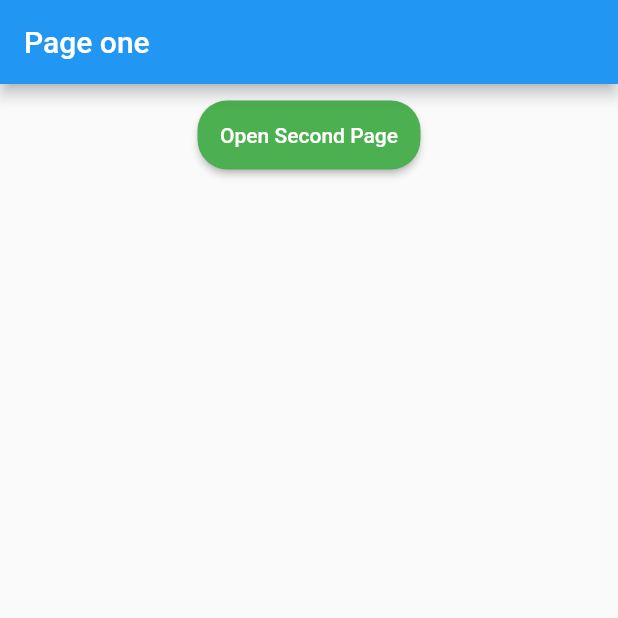
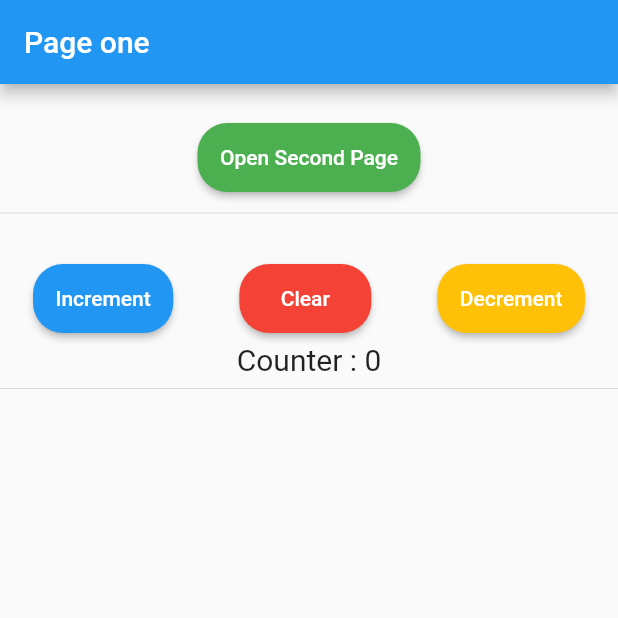
Before and after one commit to Eng-MahmoudBasuony/test_get_x_package, a Flutter app: the screen it shows after launch, on a phone screen of 412 x 824 dp, the top half of it. Run offline on Flutter 3.47's test engine with Material 2 defaults, Android fonts, the phone set to English and light mode, and no system bars; our stand-ins replace get.

Commit message:
simple ex state management

```diff
--- a/lib/controler/couter_controler.dart
+++ b/lib/controler/couter_controler.dart
@@ -32,6 +32,15 @@ class CounterController extends GetxController
     counter++;
     update(); //--like NotifierListener() in Provider
   }
-
+  void decDecrementCounter()
+  {
+    counter--;
+    update(); //--like NotifierListener() in Provider
+  }
+  void clearCounter()
+  {
+    counter=0;
+    update(); //--like NotifierListener() in Provider
+  }
 
 }
--- a/lib/pages/page_one.dart
+++ b/lib/pages/page_one.dart
@@ -1,5 +1,6 @@
 import 'package:flutter/material.dart';
 import 'package:get/get.dart';
+import 'package:test_get_x_package/controler/couter_controler.dart';
 import 'package:test_get_x_package/pages/page_two.dart';
 import 'package:test_get_x_package/widget/custom_button.dart';
 
@@ -23,7 +24,10 @@ class _PageOneState extends State<PageOne> {
         child: Column(
           mainAxisAlignment: MainAxisAlignment.center,
           children: [
-            CustomButton(
+            SizedBox(height: 20,),
+            GetBuilder<CounterController>(
+              init: CounterController(),
+              builder: (value)=> CustomButton(
                 background: Colors.green,
                 colorText: Colors.white,
                 onPressed: () {
@@ -31,8 +35,46 @@ class _PageOneState extends State<PageOne> {
                 },
                 text: 'Open Second Page',
               ),
-            SizedBox(height: 20,)
-
+            ),
+            Divider(),
+            SizedBox(height: 20,),
+            GetBuilder<CounterController>(
+              init: CounterController(),
+              builder: (value)=> Row(
+                mainAxisAlignment: MainAxisAlignment.spaceAround,
+                children: [
+                CustomButton(
+                  background: Colors.blue,
+                  colorText: Colors.white,
+                  onPressed: ()
+                  {
+                    value.inCrement();
+                  },
+                  text: 'Increment',
+                ),
+                CustomButton(
+                  background: Colors.red,
+                  colorText: Colors.white,
+                  onPressed: ()
+                  {
+                    value.clearCounter();
+                  },
+                  text: 'Clear',
+                ),
+                  CustomButton(
+                    background: Colors.amber,
+                    colorText: Colors.white,
+                    onPressed: ()
+                    {
+                      value.decDecrementCounter();
+                    },
+                    text: 'Decrement',
+                  ),
+              ],),
+            ),
+            GetBuilder<CounterController>(
+                builder:(value)=> Center(child: Text('Counter : ${value.counter}',style: TextStyle(fontSize: 20),))),
+            Divider(),
           ],
         ),
       ),
--- a/lib/widget/custom_button.dart
+++ b/lib/widget/custom_button.dart
@@ -17,7 +17,7 @@ class CustomButton extends StatelessWidget {
   Widget build(BuildContext context) {
     return Container(
       alignment: alignment,
-      margin: EdgeInsets.all(10),
+      margin: EdgeInsets.all(5),
       child: RaisedButton(
         shape: RoundedRectangleBorder(borderRadius: BorderRadius.circular(20)),
         color: background,
```
Lines whose indentation alone changed are shown as unchanged.
